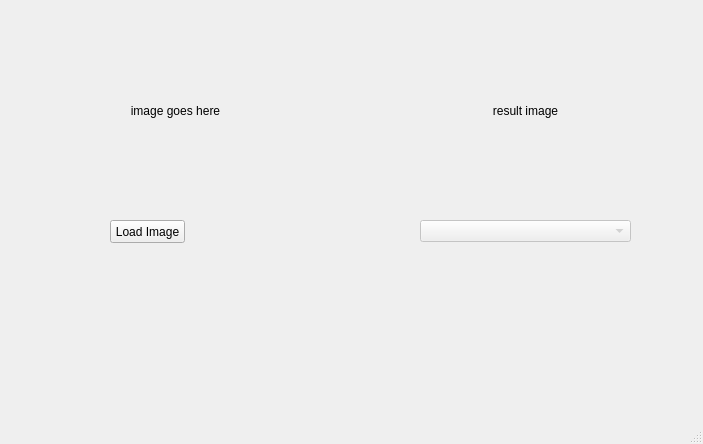
Qt form app/ui/design.ui (mpcutino/pipes_gui) before a commit.
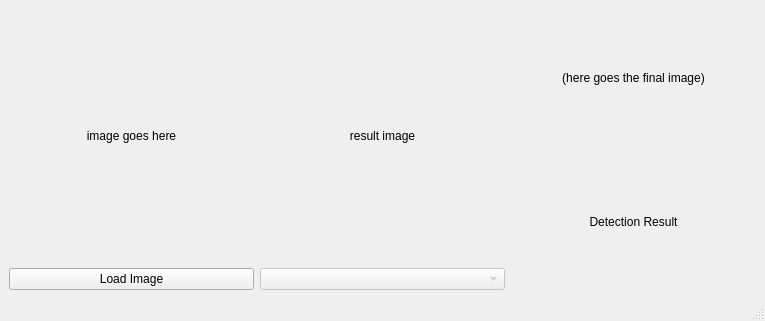
The same form after that commit.

Patch:
```diff
--- a/app/ui/design.ui
+++ b/app/ui/design.ui
@@ -6,23 +6,21 @@
    <rect>
     <x>0</x>
     <y>0</y>
-    <width>703</width>
-    <height>444</height>
+    <width>765</width>
+    <height>321</height>
    </rect>
   </property>
   <property name="windowTitle">
    <string>MainWindow</string>
   </property>
   <widget class="QWidget" name="centralwidget">
+   <layout class="QHBoxLayout" name="horizontalLayout_3">
+    <item>
+     <layout class="QHBoxLayout" name="horizontalLayout_2">
+      <item>
+       <layout class="QVBoxLayout" name="verticalLayout">
+        <item>
    <widget class="QLabel" name="lbl_image">
-    <property name="geometry">
-     <rect>
-      <x>30</x>
-      <y>30</y>
-      <width>291</width>
-      <height>161</height>
-     </rect>
-    </property>
     <property name="text">
      <string>image goes here</string>
     </property>
@@ -30,48 +28,64 @@
      <set>Qt::AlignCenter</set>
     </property>
    </widget>
+        </item>
+        <item>
    <widget class="QPushButton" name="btn_loadImage">
-    <property name="geometry">
-     <rect>
-      <x>110</x>
-      <y>220</y>
-      <width>75</width>
-      <height>23</height>
-     </rect>
-    </property>
     <property name="text">
      <string>Load Image</string>
     </property>
    </widget>
+        </item>
+       </layout>
+      </item>
+      <item>
+       <layout class="QVBoxLayout" name="verticalLayout_2">
+        <item>
+         <widget class="QLabel" name="lbl_resultImg">
+          <property name="text">
+           <string>result image</string>
+          </property>
+          <property name="alignment">
+           <set>Qt::AlignCenter</set>
+          </property>
+         </widget>
+        </item>
+        <item>
    <widget class="QComboBox" name="cbox_algorithm">
     <property name="enabled">
      <bool>false</bool>
     </property>
-    <property name="geometry">
-     <rect>
-      <x>420</x>
-      <y>220</y>
-      <width>211</width>
-      <height>22</height>
-     </rect>
-    </property>
-   </widget>
-   <widget class="QLabel" name="lbl_resultImg">
-    <property name="geometry">
-     <rect>
-      <x>380</x>
-      <y>30</y>
-      <width>291</width>
-      <height>161</height>
-     </rect>
-    </property>
+         </widget>
+        </item>
+       </layout>
+      </item>
+      <item>
+       <layout class="QVBoxLayout" name="verticalLayout_3">
+        <item>
+         <widget class="QLabel" name="lbl_pipesImg">
+          <property name="text">
+           <string>(here goes the final image)</string>
+          </property>
+          <property name="alignment">
+           <set>Qt::AlignCenter</set>
+          </property>
+         </widget>
+        </item>
+        <item>
+         <widget class="QLabel" name="lbl_explainFinalImg">
     <property name="text">
-     <string>result image</string>
+           <string>Detection Result</string>
     </property>
     <property name="alignment">
      <set>Qt::AlignCenter</set>
     </property>
    </widget>
+        </item>
+       </layout>
+      </item>
+     </layout>
+    </item>
+   </layout>
   </widget>
   <widget class="QMenuBar" name="menubar">
    <property name="geometry">
```
Left out of the diff: 4 changed lines with no effect on the pictures. Lines whose indentation alone changed are shown as unchanged.
